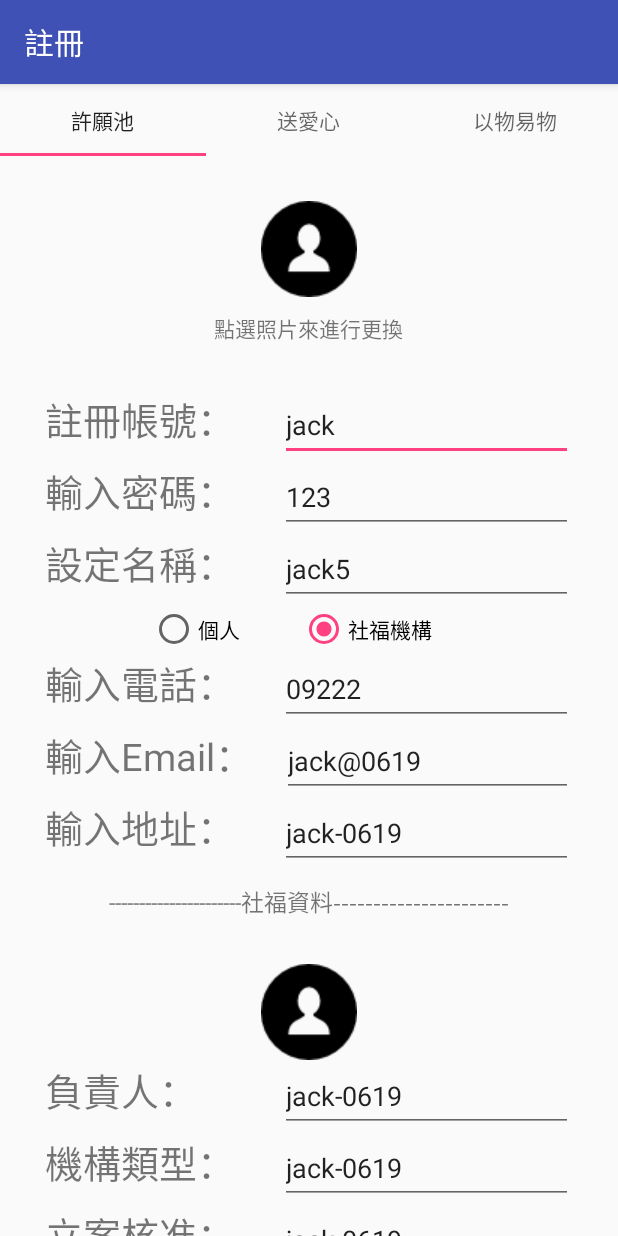
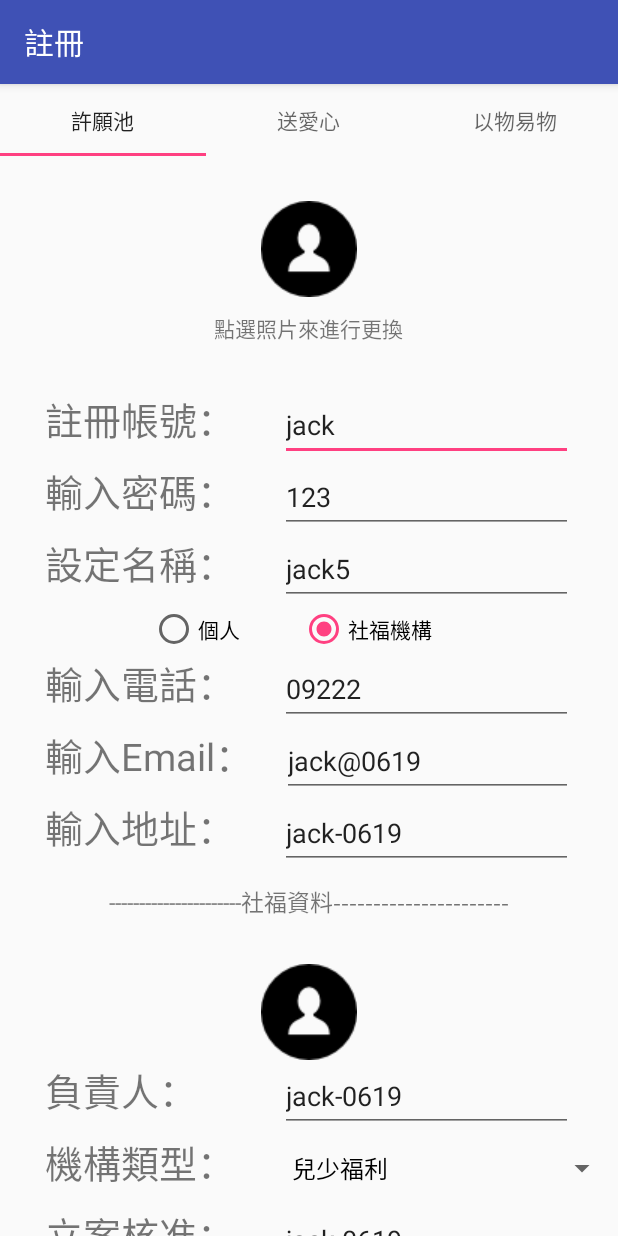
Before and after one commit to Apocalypse06/WeShareAPP, an Android app: the MemberRegisterActivity screen opened directly, with no data from a screen before it, after a tap on "社福機構", on a phone screen of 412 x 824 dp. Run offline under Robolectric (Android 15) with nearby library versions, the phone set to English and light mode, and no system bars; network calls fail.

Commit message:
會員修改OK。社福修改尚未解決。註冊社福型態spring

```diff
--- a/app/src/main/AndroidManifest.xml
+++ b/app/src/main/AndroidManifest.xml
@@ -12,7 +12,7 @@
 
     <application
         android:allowBackup="true"
-        android:icon="@drawable/weshare"
+        android:icon="@drawable/weshare_logo"
         android:label="@string/app_name"
         android:supportsRtl="true"
         android:theme="@style/AppTheme">
--- a/app/src/main/java/com/example/ntut/weshare/member/MemberRegisterActivity.java
+++ b/app/src/main/java/com/example/ntut/weshare/member/MemberRegisterActivity.java
@@ -14,14 +14,17 @@ import android.support.v7.app.AppCompatActivity;
 import android.util.Base64;
 import android.util.Log;
 import android.view.View;
+import android.widget.ArrayAdapter;
 import android.widget.EditText;
 import android.widget.ImageView;
 import android.widget.LinearLayout;
 import android.widget.RadioGroup;
+import android.widget.Spinner;
 import android.widget.Toast;
 
 import com.example.ntut.weshare.Common;
 import com.example.ntut.weshare.R;
+import com.example.ntut.weshare.goods.GoodsInsertActivity;
 
 import java.io.ByteArrayOutputStream;
 import java.sql.Timestamp;
@@ -48,11 +51,12 @@ public class MemberRegisterActivity extends AppCompatActivity {
     private byte[] imageIn = null;
     private EditText etLeader;
     private EditText etInType;
+    private Spinner spOrgType;
     private EditText etRegisterNo;
     private EditText etRaiseNo;
     private EditText etContext;
     String leader;
-    String orgType;
+    int orgType;
     String registerNo;
     String raiseNo;
     String intRo;
@@ -82,11 +86,37 @@ public class MemberRegisterActivity extends AppCompatActivity {
 
         ivIn = (ImageView) findViewById(R.id.ivIn);
         etLeader = (EditText) findViewById(R.id.etLeader);
-        etInType = (EditText) findViewById(R.id.etInType);
+        //etInType = (EditText) findViewById(R.id.etInType);
+        spOrgType = (Spinner) findViewById(R.id.spOrgType);
         etRegisterNo = (EditText) findViewById(R.id.etRegisterNo);
         etRaiseNo = (EditText) findViewById(R.id.etRaiseNo);
         etContext = (EditText) findViewById(R.id.etContext);
 
+        final String[] classes = {"兒少福利", "偏鄉教育", "老人福利", "身障福利", "其他"};
+        ArrayAdapter<String> classList = new ArrayAdapter<>(MemberRegisterActivity.this,
+                android.R.layout.simple_spinner_dropdown_item,
+                classes);
+        spOrgType.setAdapter(classList);
+    }
+
+    private void ChoseOreType() {
+        switch (spOrgType.getSelectedItem().toString()) {
+            case "兒少福利":
+                orgType = 1;
+                break;
+            case "偏鄉教育":
+                orgType = 1;
+                break;
+            case "老人福利":
+                orgType = 2;
+                break;
+            case "身障福利":
+                orgType = 3;
+                break;
+            case "其他":
+                orgType = 4;
+                break;
+        }
     }
 
 
@@ -171,7 +201,7 @@ public class MemberRegisterActivity extends AppCompatActivity {
 //            Common.showToast(this, "沒有圖片");
 //            return;
         }
-        if (imageIn == null){
+        if (imageIn == null) {
             Resources res = getResources();
             Drawable drawable = res.getDrawable(R.drawable.user_default);
             Bitmap bitmap = ((BitmapDrawable) drawable).getBitmap();
@@ -188,8 +218,9 @@ public class MemberRegisterActivity extends AppCompatActivity {
                 break;
             case R.id.rbInstiution:
                 idType = 2;
+                ChoseOreType();
 
-                    if (imageIn == null){
+                if (imageIn == null) {
                     Resources res = getResources();
                     Drawable drawable = res.getDrawable(R.drawable.org_default);
                     Bitmap bitmap = ((BitmapDrawable) drawable).getBitmap();
@@ -200,7 +231,7 @@ public class MemberRegisterActivity extends AppCompatActivity {
 
                 action = "userInRegister";
                 leader = etLeader.getText().toString().trim();
-                    orgType = etInType.getText().toString().trim();
+//                orgType = etInType.getText().toString().trim();
                 registerNo = etRegisterNo.getText().toString().trim();
                 raiseNo = etRaiseNo.getText().toString().trim();
                 intRo = etContext.getText().toString().trim();
--- a/app/src/main/java/com/example/ntut/weshare/member/UserUpdateTask.java
+++ b/app/src/main/java/com/example/ntut/weshare/member/UserUpdateTask.java
@@ -29,7 +29,7 @@ class UserUpdateTask extends AsyncTask<Object, Integer, Integer> {
         String action = params[1].toString();
         jsonObject.addProperty("action", action);//動作，新增
 
-        if(action.equals("userRegister") ) {
+        if(action.equals("userRegister") || action.equals("userUpdate")) {
             User user = (User) params[2];
             jsonObject.addProperty("user", new Gson().toJson(user));//純文字
             if (params[3] != null) {
--- a/app/src/main/res/layout/activity_main.xml
+++ b/app/src/main/res/layout/activity_main.xml
@@ -21,7 +21,9 @@
         android:layout_width="wrap_content"
         android:layout_height="match_parent"
         android:layout_gravity="start"
-        app:headerLayout="@layout/navigate_header"
-        app:menu="@menu/navigate_menu" />
+
+        app:menu="@menu/navigate_menu"
+        />
+    <!--app:headerLayout="@layout/navigate_header"-->
 
 </android.support.v4.widget.DrawerLayout>
--- a/app/src/main/res/layout/member_login_fragment.xml
+++ b/app/src/main/res/layout/member_login_fragment.xml
@@ -47,6 +47,7 @@
         android:layout_gravity="center"
         android:gravity="center"
         android:id="@+id/etPassword"
+        android:inputType="textPassword"
         android:hint="@string/tx_passqord" />
 
     <LinearLayout
--- a/app/src/main/res/layout/member_register_fragment.xml
+++ b/app/src/main/res/layout/member_register_fragment.xml
@@ -45,8 +45,7 @@
             android:layout_gravity="center"
             android:layout_marginTop="30dp"
             android:onClick="onPickPictureClick"
-            android:src="@drawable/user_black"
-             />
+            android:src="@drawable/user_black" />
 
         <TextView
             android:layout_width="wrap_content"
@@ -233,14 +232,16 @@
             android:id="@+id/llInstiution"
             android:layout_width="match_parent"
             android:layout_height="wrap_content"
-            android:orientation="vertical"
-            android:layout_marginTop="10dp">
+            android:layout_marginTop="10dp"
+            android:orientation="vertical">
+
             <TextView
                 android:layout_width="match_parent"
                 android:layout_height="wrap_content"
                 android:gravity="center"
                 android:text="----------------------社福資料----------------------"
                 android:textSize="15sp" />
+
             <ImageView
                 android:id="@+id/ivIn"
                 android:layout_width="wrap_content"
@@ -249,6 +250,7 @@
                 android:layout_marginTop="30dp"
                 android:onClick="onPickPictureInClick"
                 android:src="@drawable/user_black" />
+
             <LinearLayout
                 android:layout_width="match_parent"
                 android:layout_height="wrap_content"
@@ -284,14 +286,12 @@
                     android:text="機構類型："
                     android:textSize="25sp" />
 
-                <EditText
-                    android:id="@+id/etInType"
+                <Spinner
+                    android:id="@+id/spOrgType"
                     android:layout_width="match_parent"
                     android:layout_height="wrap_content"
-                    android:layout_marginLeft="30dp"
-                    android:layout_marginRight="30dp"
-                    android:hint="選擇機構類型"
-                    android:text="jack-0619" />
+                    android:layout_marginLeft="30dp">
+                </Spinner>
 
             </LinearLayout>
 
--- a/app/src/main/res/values/strings.xml
+++ b/app/src/main/res/values/strings.xml
@@ -59,5 +59,10 @@
     <string name="msg_QtyIsInvalid">請填入數量</string>
     <string name="msg_DateIsInvalid">請選擇日期</string>
     <string name="msg_QtyIncorrect">"數量"請勿填入整數數字以外的資訊</string>
+    <string name="msg_NewpasswordNull">新密碼空白</string>
+    <string name="msg_checkPasswordNull">驗證密碼空白</string>
+    <string name="msg_NewPasswordNull">新密碼空白</string>
+    <string name="msg_updateFail">更新失敗</string>
+    <string name="msg_updateSuccess">更新成功</string>
 
 </resources>
```
Also changed, not shown: app/src/main/java/com/example/ntut/weshare/MainActivity.java (+13 -0 lines), app/src/main/java/com/example/ntut/weshare/UserLoginAllTask.java (deleted, +0 -68 lines), app/src/main/java/com/example/ntut/weshare/member/InstiutionBean.java (+4 -4 lines), app/src/main/java/com/example/ntut/weshare/member/MemberLoginActivity.java (+6 -5 lines), app/src/main/java/com/example/ntut/weshare/member/MemberUpdateActivity.java (+57 -73 lines), app/src/main/java/com/example/ntut/weshare/member/UserGetImageTask.java (+20 -20 lines), app/src/main/java/com/example/ntut/weshare/member/UserLoginTask.java (+4 -3 lines), app/src/main/res/layout/member_uadate_fragment.xml (+7 -3 lines), app/src/main/res/drawable/weshare_logo.png (added). Lines whose indentation alone changed are shown as unchanged.
